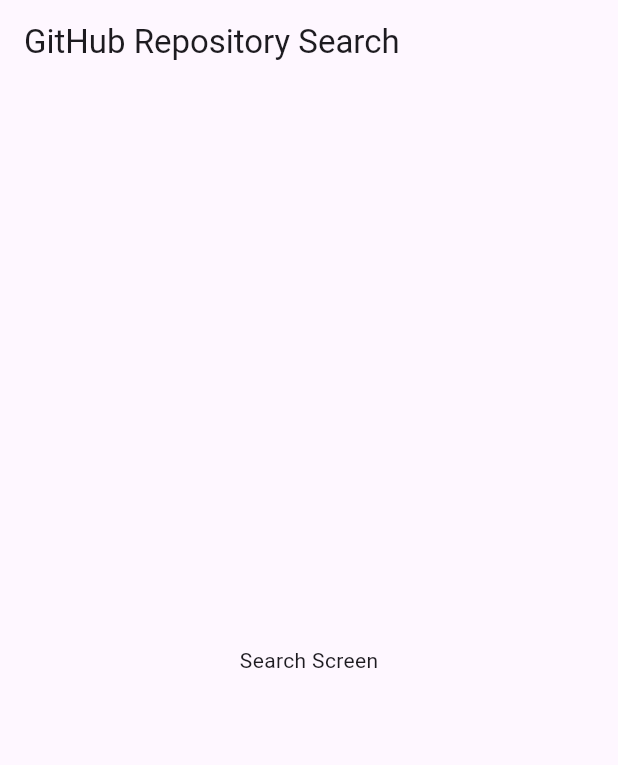
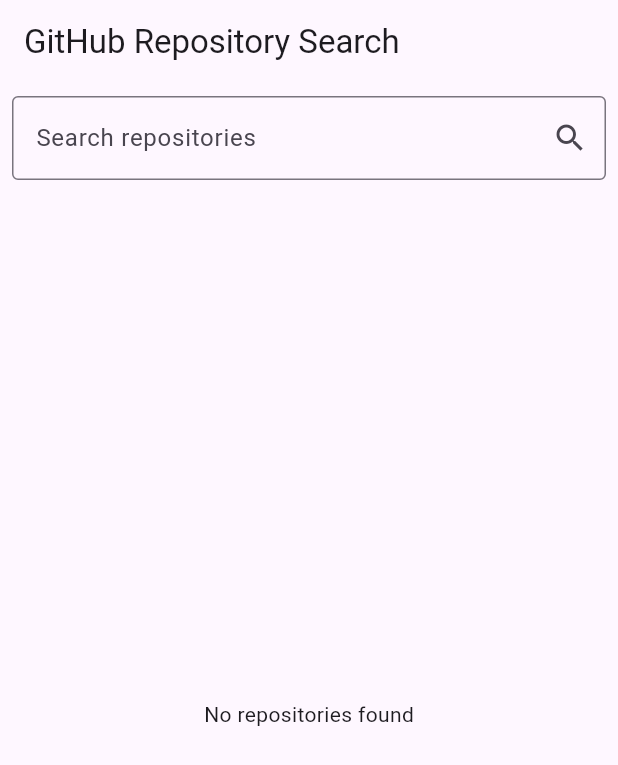
Before and after one commit to kanyamo/github-finder-flutter, a Flutter app: the screen it shows after launch, on a phone screen of 412 x 824 dp. Shown: the top 765 px of the screen. Run offline on Flutter 3.47's test engine with Material 3 defaults, Android fonts, the phone set to English and light mode, and no system bars; our stand-ins replace flutter_riverpod, freezed_annotation.

Commit message:
基本の検索機能完成

```diff
--- a/lib/screens/search_screen.dart
+++ b/lib/screens/search_screen.dart
@@ -1,16 +1,69 @@
 import 'package:flutter/material.dart';
+import 'package:flutter_riverpod/flutter_riverpod.dart';
+import '../providers/github_repositories_provider.dart';
+import '../widgets/repository_list_item.dart';
+import 'repository_detail_screen.dart';
 
-class SearchScreen extends StatelessWidget {
+class SearchScreen extends ConsumerWidget {
   const SearchScreen({super.key});
 
   @override
-  Widget build(BuildContext context) {
+  Widget build(BuildContext context, WidgetRef ref) {
+    final repositoriesState = ref.watch(githubRepositoriesProvider);
+
     return Scaffold(
       appBar: AppBar(
         title: const Text('GitHub Repository Search'),
       ),
-      body: const Center(
-        child: Text('Search Screen'),
+      body: Column(
+        children: [
+          Padding(
+            padding: const EdgeInsets.all(8.0),
+            child: TextField(
+              decoration: const InputDecoration(
+                labelText: 'Search repositories',
+                border: OutlineInputBorder(),
+                suffixIcon: Icon(Icons.search),
+              ),
+              onSubmitted: (value) {
+                if (value.isNotEmpty) {
+                  ref
+                      .read(githubRepositoriesProvider.notifier)
+                      .searchRepositories(value);
+                }
+              },
+            ),
+          ),
+          Expanded(
+            child: repositoriesState.when(
+              data: (repositories) {
+                if (repositories.isEmpty) {
+                  return const Center(child: Text('No repositories found'));
+                }
+                return ListView.builder(
+                  itemCount: repositories.length,
+                  itemBuilder: (context, index) {
+                    final repo = repositories[index];
+                    return RepositoryListItem(
+                      repository: repo,
+                      onTap: () {
+                        Navigator.push(
+                          context,
+                          MaterialPageRoute(
+                            builder: (context) =>
+                                RepositoryDetailScreen(repository: repo),
+                          ),
+                        );
+                      },
+                    );
+                  },
+                );
+              },
+              loading: () => const Center(child: CircularProgressIndicator()),
+              error: (error, stack) => Center(child: Text('Error: $error')),
+            ),
+          ),
+        ],
       ),
     );
   }
```
Also changed, not shown: lib/screens/repository_detail_screen.dart (added, +46 -0 lines), lib/widgets/repository_list_item.dart (added, +25 -0 lines).
